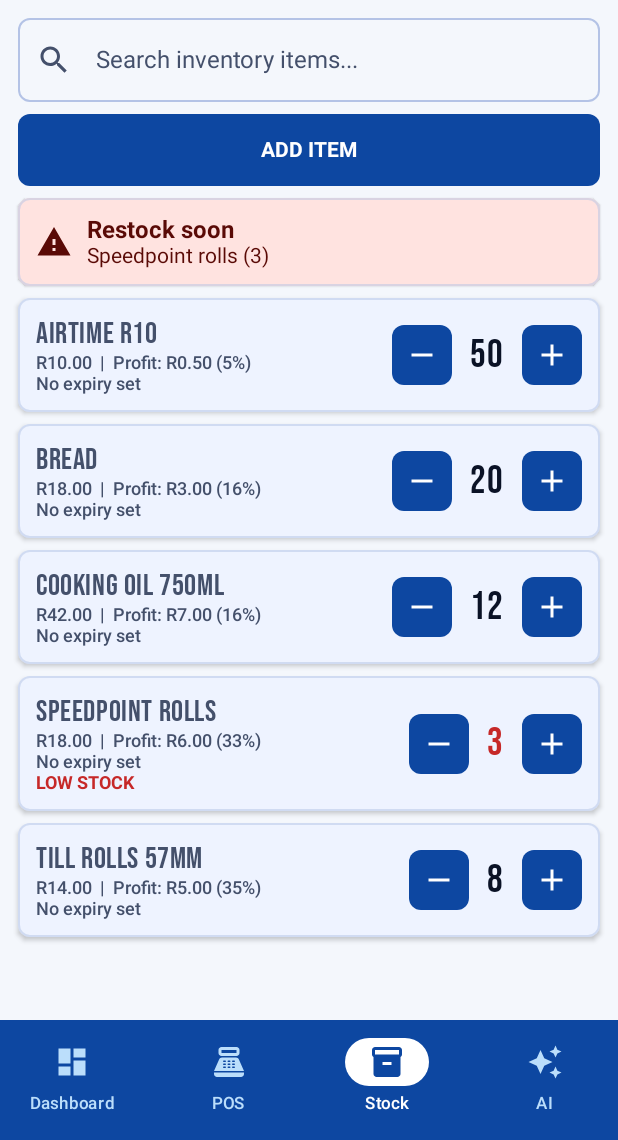
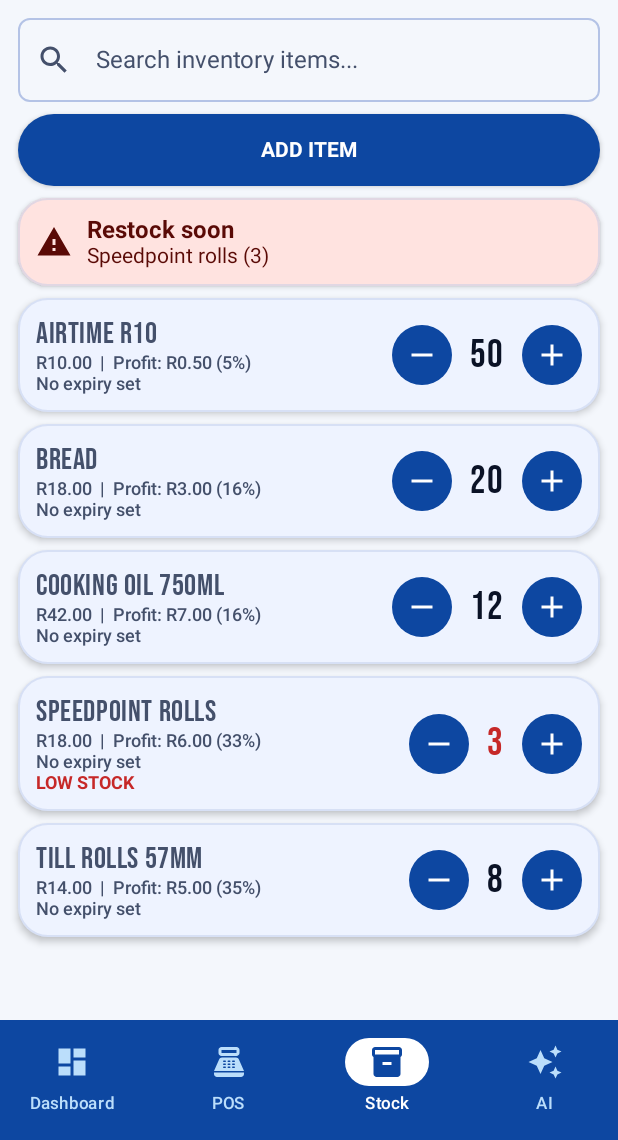
Before and after one commit to Khetha22/IsibaloExpressMerchant, an Android app built with Jetpack Compose: the screen it shows after launch (MainActivity), item 3 of the bottom bar chosen, on a phone screen of 412 x 824 dp, the part 96-1236 px from its top. Run offline under Robolectric (Android 15) with nearby library versions, the phone set to English and light mode, and no system bars; our stand-ins replace Room's generated code; libraries missing offline, so code that uses them is left out: com.google.mediapipe.tasks; 1 statement that could not run was skipped.

Commit message:
Implement full Material 3 Expressive theme with expressive shapes (20dp cards, 24dp buttons) and tonal elevation across all screens

```diff
--- a/app/src/main/java/za/co/hbtechinc/isibalo/ui/components/Components.kt
+++ b/app/src/main/java/za/co/hbtechinc/isibalo/ui/components/Components.kt
@@ -23,7 +23,8 @@ import androidx.compose.ui.graphics.vector.ImageVector
 import androidx.compose.ui.text.font.FontWeight
 import androidx.compose.ui.unit.dp
 
-private val CardShape = RoundedCornerShape(8.dp)
+private val ExpressiveCardShape = RoundedCornerShape(20.dp)
+private val ExpressiveButtonShape = RoundedCornerShape(24.dp)
 
 @Composable
 fun SquareButton(
@@ -37,13 +38,14 @@ fun SquareButton(
     if (outlined) {
         OutlinedButton(
             onClick = onClick, modifier = modifier.height(48.dp), enabled = enabled,
-            shape = CardShape, border = BorderStroke(1.5.dp, cs.primary)
+            shape = ExpressiveButtonShape, border = BorderStroke(1.5.dp, cs.primary)
         ) { Text(text, fontWeight = FontWeight.Bold) }
     } else {
         Button(
             onClick = onClick, modifier = modifier.height(48.dp), enabled = enabled,
-            shape = CardShape,
-            colors = ButtonDefaults.buttonColors(containerColor = cs.primary, contentColor = cs.onPrimary)
+            shape = ExpressiveButtonShape,
+            colors = ButtonDefaults.buttonColors(containerColor = cs.primary, contentColor = cs.onPrimary),
+            elevation = ButtonDefaults.buttonElevation(defaultElevation = 2.dp)
         ) { Text(text, fontWeight = FontWeight.Bold) }
     }
 }
@@ -52,9 +54,9 @@ fun SquareButton(
 fun SquareIconButton(icon: ImageVector, desc: String, onClick: () -> Unit, modifier: Modifier = Modifier) {
     val cs = MaterialTheme.colorScheme
     Surface(
-        onClick = onClick, modifier = modifier.size(40.dp), shape = CardShape,
+        onClick = onClick, modifier = modifier.size(40.dp), shape = ExpressiveButtonShape,
         color = cs.primary, contentColor = cs.onPrimary,
-        tonalElevation = 2.dp
+        tonalElevation = 3.dp
     ) { Box(contentAlignment = Alignment.Center) { Icon(icon, desc) } }
 }
 
@@ -65,13 +67,13 @@ fun SquareCard(
     onClick: (() -> Unit)? = null,
     content: @Composable ColumnScope.() -> Unit
 ) {
-    val border = BorderStroke(1.dp, MaterialTheme.colorScheme.outline.copy(alpha = 0.5f))
+    val border = BorderStroke(1.dp, MaterialTheme.colorScheme.outline.copy(alpha = 0.4f))
     if (onClick != null) {
-        Surface(onClick = onClick, modifier = modifier, shape = CardShape, color = color, border = border, shadowElevation = 2.dp) {
+        Surface(onClick = onClick, modifier = modifier, shape = ExpressiveCardShape, color = color, border = border, shadowElevation = 3.dp) {
             Column(content = content)
         }
     } else {
-        Surface(modifier = modifier, shape = CardShape, color = color, border = border, shadowElevation = 1.dp) {
+        Surface(modifier = modifier, shape = ExpressiveCardShape, color = color, border = border, shadowElevation = 2.dp) {
             Column(content = content)
         }
     }
@@ -81,10 +83,11 @@ fun SquareCard(
 fun SquareChoice(text: String, selected: Boolean, onClick: () -> Unit, modifier: Modifier = Modifier) {
     val cs = MaterialTheme.colorScheme
     Surface(
-        onClick = onClick, modifier = modifier, shape = CardShape,
+        onClick = onClick, modifier = modifier, shape = ExpressiveButtonShape,
         color = if (selected) cs.primary else cs.surface,
         contentColor = if (selected) cs.onPrimary else cs.onSurface,
-        border = BorderStroke(1.5.dp, cs.primary)
+        border = BorderStroke(1.5.dp, cs.primary),
+        shadowElevation = if (selected) 2.dp else 0.dp
     ) {
         Box(Modifier.fillMaxWidth().height(44.dp), contentAlignment = Alignment.Center) {
             Text(text, fontWeight = FontWeight.Bold, style = MaterialTheme.typography.labelLarge)
@@ -104,7 +107,7 @@ fun SquareField(
         onValueChange = onValueChange,
         label = { Text(label) },
         singleLine = true,
-        shape = CardShape,
+        shape = ExpressiveCardShape,
         modifier = modifier.fillMaxWidth()
     )
 }
--- a/app/src/main/java/za/co/hbtechinc/isibalo/ui/theme/Theme.kt
+++ b/app/src/main/java/za/co/hbtechinc/isibalo/ui/theme/Theme.kt
@@ -47,9 +47,13 @@ private val DarkColors = darkColorScheme(
     error = Color(0xFFFF8A80), errorContainer = Color(0xFF5A1A16), onErrorContainer = Color(0xFFFFDAD6)
 )
 
-private val AppShapes = Shapes(
-    extraSmall = RoundedCornerShape(8.dp), small = RoundedCornerShape(8.dp), medium = RoundedCornerShape(12.dp),
-    large = RoundedCornerShape(16.dp), extraLarge = RoundedCornerShape(24.dp)
+/** Material 3 Expressive Shape Scale */
+private val ExpressiveShapes = Shapes(
+    extraSmall = RoundedCornerShape(12.dp),
+    small = RoundedCornerShape(16.dp),
+    medium = RoundedCornerShape(20.dp),
+    large = RoundedCornerShape(24.dp),
+    extraLarge = RoundedCornerShape(32.dp)
 )
 
 val Bebas = FontFamily(Font(R.font.bebas_neue))
@@ -89,7 +93,7 @@ fun IsibaloTheme(mode: ThemeMode, content: @Composable () -> Unit) {
     }
     MaterialTheme(
         colorScheme = if (dark) DarkColors else LightColors,
-        shapes = AppShapes,
+        shapes = ExpressiveShapes,
         typography = AppTypography,
         content = content
     )
```
